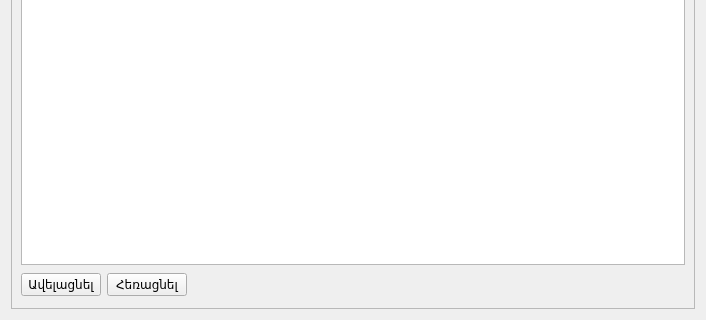
The window that src/customers.ui (ADCompany/AD-Farm) describes before a commit, drawn with Qt 5; both pictures show x 0 to 706 and y 221 to 541 of the 706 by 541 pixel window.
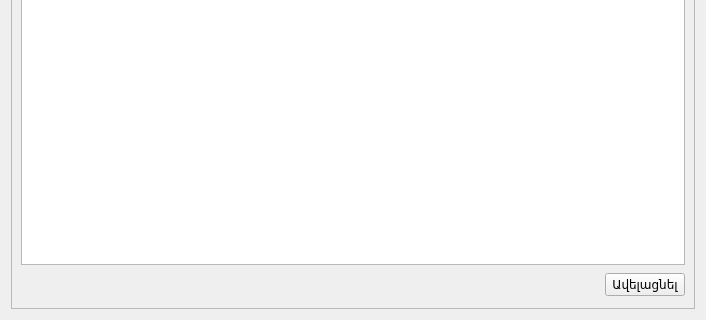
The same window after the commit. Icons and pictures are not drawn.

Patch:
```diff
--- a/src/customers.ui
+++ b/src/customers.ui
@@ -36,20 +36,6 @@
          </item>
          <item>
           <layout class="QHBoxLayout" name="horizontalLayout">
-           <item>
-            <widget class="QPushButton" name="btnAddCustomers">
-             <property name="text">
-              <string>Ավելացնել</string>
-             </property>
-            </widget>
-           </item>
-           <item>
-            <widget class="QPushButton" name="btnDeleteCustomers">
-             <property name="text">
-              <string>Հեռացնել</string>
-             </property>
-            </widget>
-           </item>
            <item>
             <spacer name="horizontalSpacer">
              <property name="orientation">
@@ -63,6 +49,17 @@
              </property>
             </spacer>
            </item>
+           <item>
+            <widget class="QPushButton" name="btnAddCustomers">
+             <property name="text">
+              <string>Ավելացնել</string>
+             </property>
+             <property name="icon">
+              <iconset resource="farmmanager.qrc">
+               <normaloff>:/FarmManager/Resources/add_customer2.png</normaloff>:/FarmManager/Resources/add_customer2.png</iconset>
+             </property>
+            </widget>
+           </item>
           </layout>
          </item>
         </layout>
```
Left out of the diff: 6 changed lines with no effect on the pictures.
